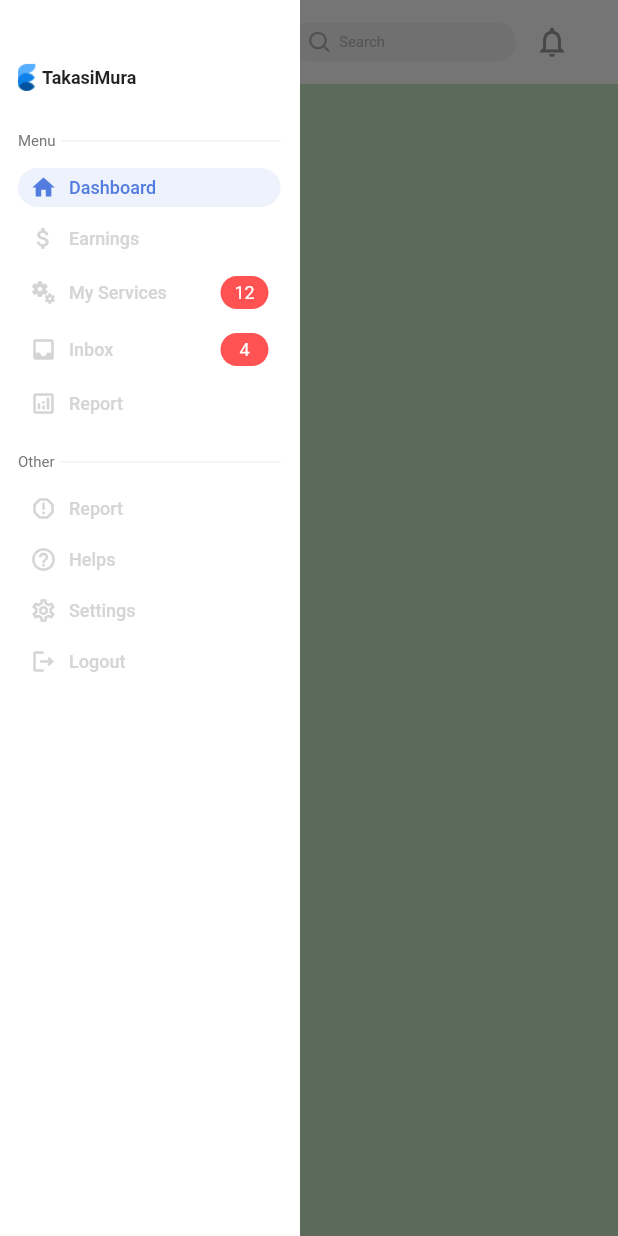
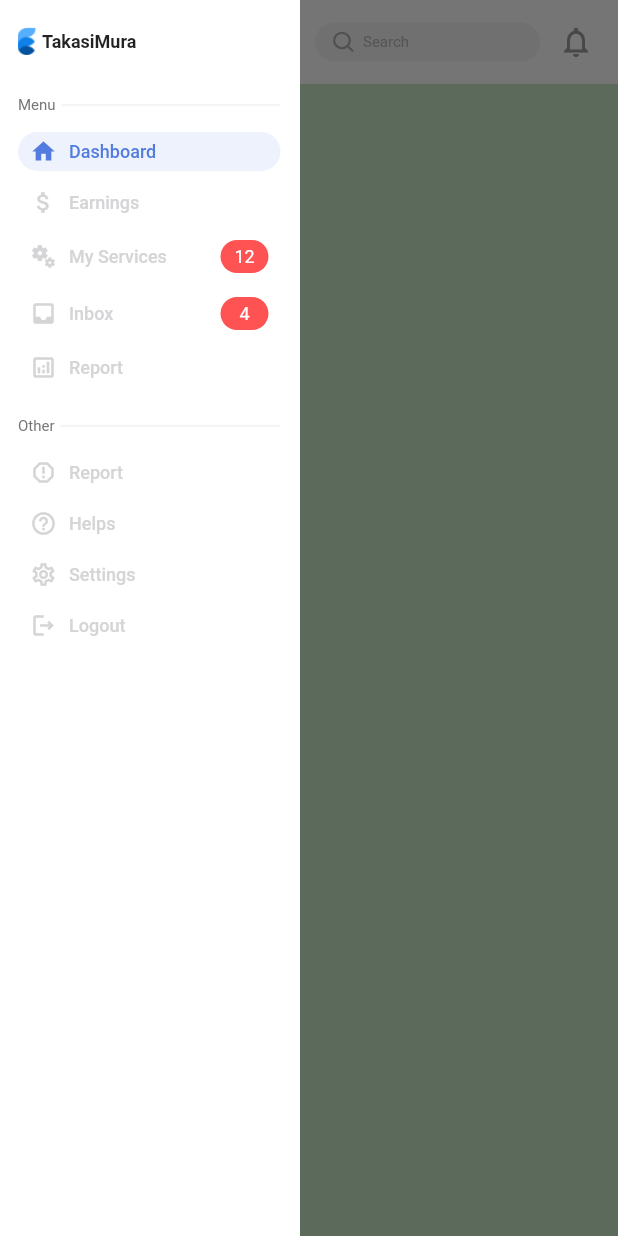
Before and after one commit to Mohiuddin655-DEV/flutter_dashboard_kit, a Flutter app: the screen it shows after launch, with the side drawer open, on a phone screen of 412 x 824 dp. Run offline on Flutter 3.47's test engine with Material 2 defaults, Android fonts, the phone set to English and light mode, and no system bars; our stand-ins replace badges, cached_network_image, camera, cloud_firestore, connectivity_plus, equatable and 14 more; missing offline and left inert: flutter_facebook_auth; accounts and stored records are empty; project files that could hold a hidden picture were left out.

Commit message:
v-1.0.6 [finally dashboard configured]

```diff
--- a/lib/feature/presentation/page/dashboard/body.dart
+++ /dev/null
@@ -1,57 +0,0 @@
-import 'package:flutter/material.dart';
-import 'package:flutter_erp_software/widgets/dashboard_layout.dart';
-
-import '../../../../widgets/responsive_layout.dart';
-import 'desktop_body.dart';
-import 'mobile_body.dart';
-import 'segments/body_segment.dart';
-import 'segments/menu_segment.dart';
-import 'segments/header_segment.dart';
-import 'segments/message_segment.dart';
-import 'tab_body.dart';
-
-class DashboardBodyB extends StatelessWidget {
-  const DashboardBodyB({
-    Key? key,
-  }) : super(key: key);
-
-  @override
-  Widget build(BuildContext context) {
-    return const ResponsiveLayout(
-      mobileBody: MobileBody(),
-      tabBody: TabBody(),
-      desktopBody: DesktopBody(),
-    );
-  }
-}
-
-class DashboardScreen extends StatelessWidget {
-  const DashboardScreen({Key? key}) : super(key: key);
-
-  @override
-  Widget build(BuildContext context) {
-    return Dashboard(
-      background: Colors.white,
-      header: DashboardHeader(
-        builder: (config) {
-          return const HeaderSegment();
-        },
-      ),
-      menu: DashboardMenu(
-        builder: (config) {
-          return const CategorySegment();
-        },
-      ),
-      body: DashboardBody(
-        builder: (config) {
-          return const BodySegment();
-        },
-      ),
-      report: DashboardReport(
-        builder: (config) {
-          return const MessageSegment();
-        },
-      ),
-    );
-  }
-}
--- a/lib/feature/presentation/page/dashboard/desktop_body.dart
+++ b/lib/feature/presentation/page/dashboard/desktop_body.dart
@@ -1,6 +1,6 @@
 import 'package:flutter/material.dart';
 
-import '../../../../widgets/dashboard_layout.dart';
+import '../../../../widgets/dashboard.dart';
 import 'segments/body_segment.dart';
 import 'segments/menu_segment.dart';
 import 'segments/header_segment.dart';
@@ -19,7 +19,7 @@ class DesktopBody extends StatelessWidget {
       ),
       menu: DashboardMenu(
         builder: (config) {
-          return const CategorySegment();
+          return const MenuSegment();
         },
       ),
       body: DashboardBody(
@@ -29,7 +29,7 @@ class DesktopBody extends StatelessWidget {
       ),
       report: DashboardReport(
         builder: (config) {
-          return const MessageSegment();
+          return const ReportSegment();
         },
       ),
     );
--- a/lib/feature/presentation/page/dashboard/mobile_body.dart
+++ b/lib/feature/presentation/page/dashboard/mobile_body.dart
@@ -1,6 +1,6 @@
 import 'package:flutter/material.dart';
 
-import '../../../../widgets/dashboard_layout.dart';
+import '../../../../widgets/dashboard.dart';
 import '../../../../widgets/responsive_layout.dart';
 import 'segments/body_segment.dart';
 import 'segments/menu_segment.dart';
@@ -20,7 +20,7 @@ class MobileBody extends StatelessWidget {
       ),
       menu: DashboardMenu(
         builder: (config) {
-          return const CategorySegment();
+          return const MenuSegment();
         },
       ),
       body: DashboardBody(
--- a/lib/feature/presentation/page/dashboard/page.dart
+++ b/lib/feature/presentation/page/dashboard/page.dart
@@ -1,7 +1,10 @@
 import 'package:flutter/material.dart';
-import 'package:flutter/services.dart';
 
-import 'body.dart';
+import '../../../../widgets/dashboard.dart';
+import 'segments/body_segment.dart';
+import 'segments/header_segment.dart';
+import 'segments/menu_segment.dart';
+import 'segments/message_segment.dart';
 
 class DashboardPage extends StatefulWidget {
   static const String route = "home_page";
@@ -15,19 +18,28 @@ class DashboardPage extends StatefulWidget {
 class _DashboardPageState extends State<DashboardPage> {
   @override
   Widget build(BuildContext context) {
-    return const DashboardScreen();
-    return Scaffold(
-      backgroundColor: DashboardConst.pageBackground,
-      appBar: AppBar(
-        backgroundColor: DashboardConst.pageBackground,
-        toolbarHeight: 0,
-        systemOverlayStyle: const SystemUiOverlayStyle(
-          statusBarBrightness: Brightness.dark,
-          statusBarIconBrightness: Brightness.dark,
-          statusBarColor: DashboardConst.pageBackground,
-        ),
+    return Dashboard(
+      background: Colors.white,
+      header: DashboardHeader(
+        builder: (config) {
+          return const HeaderSegment();
+        },
       ),
-      body: const DashboardBodyB(),
+      menu: DashboardMenu(
+        builder: (config) {
+          return const MenuSegment();
+        },
+      ),
+      body: DashboardBody(
+        builder: (config) {
+          return const BodySegment();
+        },
+      ),
+      report: DashboardReport(
+        builder: (config) {
+          return const ReportSegment();
+        },
+      ),
     );
   }
 }
--- a/lib/feature/presentation/page/dashboard/segments/header_segment.dart
+++ b/lib/feature/presentation/page/dashboard/segments/header_segment.dart
@@ -15,7 +15,7 @@ class HeaderSegment extends StatelessWidget {
       alignment: Alignment.center,
       height: 54,
       color: Colors.white,
-      padding: const EdgeInsets.symmetric(horizontal: 24),
+      padding: const EdgeInsets.only(right: 8),
       child: Row(
         crossAxisAlignment: CrossAxisAlignment.center,
         mainAxisAlignment: MainAxisAlignment.spaceBetween,
--- a/lib/feature/presentation/page/dashboard/segments/menu_segment.dart
+++ b/lib/feature/presentation/page/dashboard/segments/menu_segment.dart
@@ -3,8 +3,8 @@ import 'package:flutter/material.dart';
 import '../widgets/menus.dart';
 import '../widgets/header_logo.dart';
 
-class CategorySegment extends StatelessWidget {
-  const CategorySegment({Key? key}) : super(key: key);
+class MenuSegment extends StatelessWidget {
+  const MenuSegment({Key? key}) : super(key: key);
 
   @override
   Widget build(BuildContext context) {
--- a/lib/feature/presentation/page/dashboard/segments/message_segment.dart
+++ b/lib/feature/presentation/page/dashboard/segments/message_segment.dart
@@ -1,7 +1,7 @@
 import 'package:flutter/material.dart';
 
-class MessageSegment extends StatelessWidget {
-  const MessageSegment({Key? key}) : super(key: key);
+class ReportSegment extends StatelessWidget {
+  const ReportSegment({Key? key}) : super(key: key);
 
   @override
   Widget build(BuildContext context) {
--- a/lib/feature/presentation/page/dashboard/tab_body.dart
+++ b/lib/feature/presentation/page/dashboard/tab_body.dart
@@ -1,6 +1,6 @@
 import 'package:flutter/material.dart';
 
-import '../../../../widgets/dashboard_layout.dart';
+import '../../../../widgets/dashboard.dart';
 import '../../../../widgets/responsive_layout.dart';
 import 'segments/body_segment.dart';
 import 'segments/menu_segment.dart';
@@ -19,7 +19,7 @@ class TabBody extends StatelessWidget {
       ),
       menu: DashboardMenu(
         builder: (config) {
-          return const CategorySegment();
+          return const MenuSegment();
         },
       ),
       body: DashboardBody(
--- a/lib/utils/configurations/device_config.dart
+++ b/lib/utils/configurations/device_config.dart
@@ -93,9 +93,6 @@ class DeviceConfig {
     final current = device.ratio(cx, cy);
     final min = device.aspectRatio;
     final max = device.ratio(device.maxX, device.maxY);
-    print('\n${device.name}\t => Min : ${min.toStringAsFixed(2)}');
-    print('${device.name}\t => Max : ${max.toStringAsFixed(2)}');
-    print('${device.name}\t => Cur : ${current.toStringAsFixed(2)}');
     return min > current && current <= max;
   }
 }
--- a/lib/widgets/dashboard_layout.dart
+++ b/lib/widgets/dashboard.dart
@@ -1,6 +1,3 @@
-import 'dart:developer';
-
-import 'package:flutter/foundation.dart';
 import 'package:flutter/material.dart';
 import 'package:flutter/rendering.dart';
 import 'package:flutter/services.dart';
@@ -97,7 +94,8 @@ class DesktopLayout extends StatelessWidget {
   @override
   Widget build(BuildContext context) {
     return Scaffold(
-      body: Flex(
+      body: SafeArea(
+        child: Flex(
           direction: Axis.horizontal,
           children: [
             menu,
@@ -120,6 +118,7 @@ class DesktopLayout extends StatelessWidget {
             ),
           ],
         ),
+      ),
     );
   }
 }
@@ -139,7 +138,8 @@ class TabLayout extends StatelessWidget {
   @override
   Widget build(BuildContext context) {
     return Scaffold(
-      body: Flex(
+      body: SafeArea(
+        child: Flex(
           direction: Axis.horizontal,
           children: [
             menu,
@@ -153,6 +153,7 @@ class TabLayout extends StatelessWidget {
               ),
             ),
           ],
+        ),
       ),
     );
   }
@@ -189,12 +190,10 @@ class _MobileLayoutState extends State<MobileLayout> {
 
   @override
   Widget build(BuildContext context) {
-    log(widget.leadingIcon.toString());
     return Scaffold(
       drawer: Container(
         color: widget.background,
-        padding: !kIsWeb ? const EdgeInsets.only(top: 24) : null,
-        child: widget.menu,
+        child: SafeArea(child: widget.menu),
       ),
       appBar: AppBar(
         backgroundColor: widget.background,
@@ -208,6 +207,7 @@ class _MobileLayoutState extends State<MobileLayout> {
       ),
       body: Container(
         color: widget.background,
+        child: SafeArea(
           child: Flex(
             direction: Axis.vertical,
             children: [
@@ -226,6 +226,7 @@ class _MobileLayoutState extends State<MobileLayout> {
               ),
               widget.body,
             ],
+          ),
         ),
       ),
     );
--- a/lib/widgets/edit_text.dart
+++ b/lib/widgets/edit_text.dart
@@ -308,7 +308,6 @@ class _Drawable extends StatelessWidget {
           inactive: Colors.grey,
         );
     final drawable = icon.detect(focused);
-    print("${color.detect(focused)}");
     return Container(
       margin: padding,
       width: size,
```
Also changed, not shown: 1 other file. Lines whose indentation alone changed are shown as unchanged.
